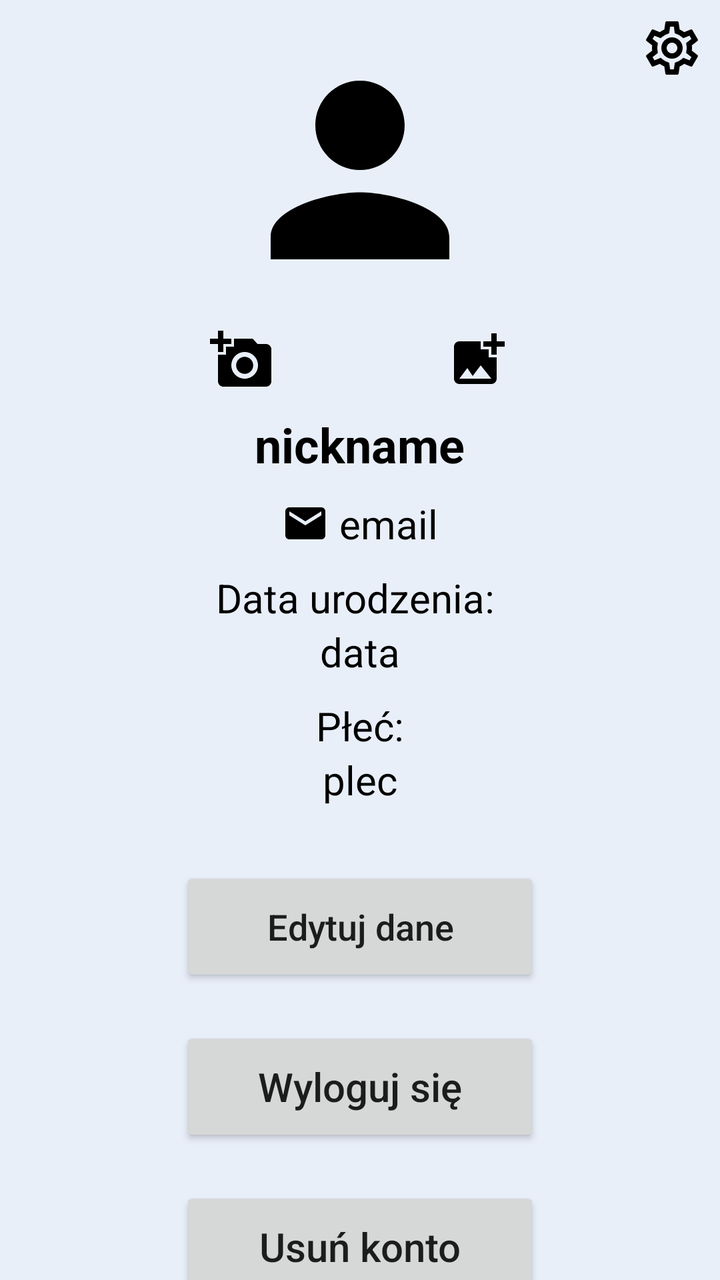
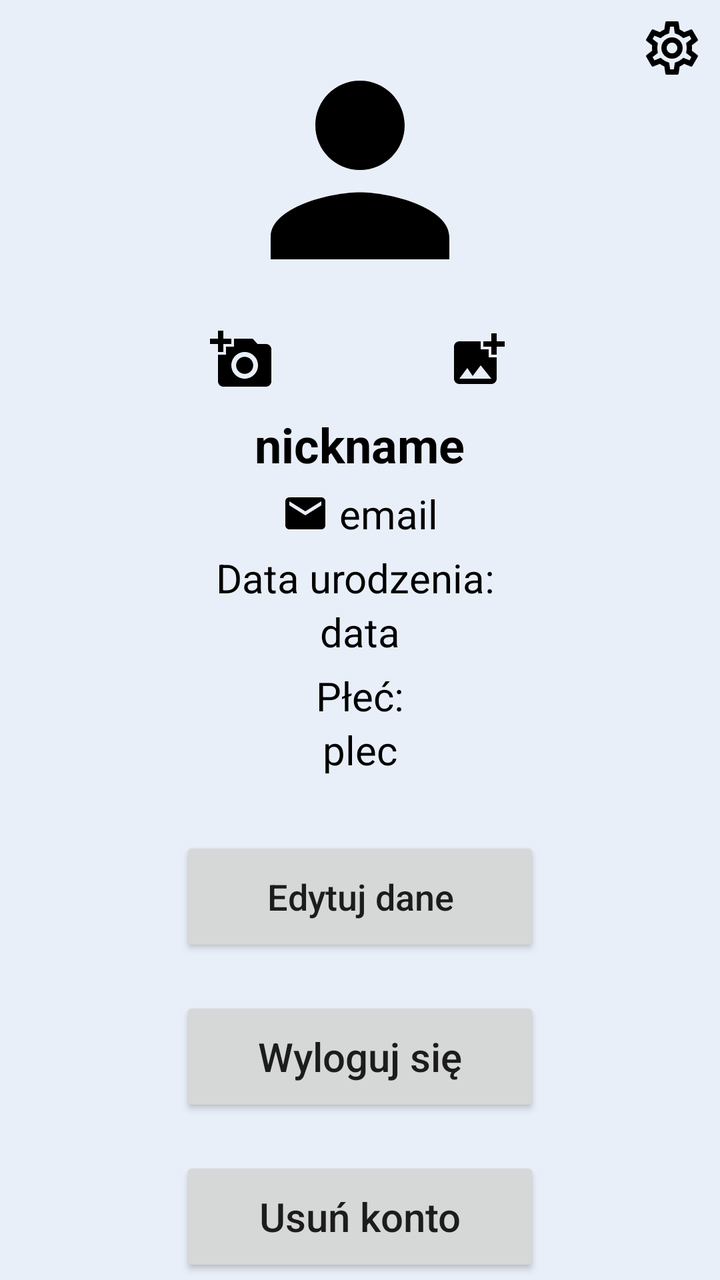

An Android layout rendered at two revisions. The XML below is the earlier revision; the diff shows what the commit changed to produce the second picture.
<!-- AndroidManifest.xml: application theme Theme.AppCompat.Light.NoActionBar -->
<!-- res/layout/fragment_profile.xml -->
<?xml version="1.0" encoding="utf-8"?>
<androidx.core.widget.NestedScrollView xmlns:android="http://schemas.android.com/apk/res/android"
    xmlns:app="http://schemas.android.com/apk/res-auto"
    xmlns:tools="http://schemas.android.com/tools"
    android:layout_width="match_parent"
    android:background="#E9EFF9"
    android:layout_height="match_parent">

    <androidx.constraintlayout.widget.ConstraintLayout
        android:layout_width="match_parent"
        android:layout_height="wrap_content">

        <ImageView
            android:id="@+id/settings"
            android:layout_width="48dp"
            android:layout_height="48dp"
            android:padding="8dp"
            android:scaleType="centerCrop"
            android:src="@drawable/outline_settings_24"
            app:layout_constraintEnd_toEndOf="parent"
            app:layout_constraintTop_toTopOf="parent" />


        <RelativeLayout
            android:id="@+id/picLay"
            android:layout_width="0dp"
            android:layout_height="wrap_content"
            android:gravity="center"
            android:orientation="horizontal"
            app:layout_constraintEnd_toEndOf="parent"
            app:layout_constraintHorizontal_bias="0.0"
            app:layout_constraintStart_toStartOf="parent"
            app:layout_constraintTop_toTopOf="parent">

            <ImageView
                android:id="@+id/recImage"
                android:layout_width="150dp"
                android:layout_height="150dp"
                android:layout_marginTop="10dp"
                android:layout_gravity="center"
                android:padding="8dp"
                android:scaleType="centerCrop"
                android:src="@drawable/baseline_person_24" />
            <ImageView
                android:id="@+id/addPictureBtn"
                android:layout_width="32dp"
                android:layout_height="32dp"
                android:layout_marginTop="4dp"
                android:layout_marginEnd="8dp"
                android:src="@drawable/baseline_add_a_photo_24"
                android:layout_below="@id/recImage"
                android:foregroundGravity="center"/>
            <ImageView
                android:id="@+id/chooseAvatarBtn"
                android:layout_width="32dp"
                android:layout_height="32dp"
                android:layout_marginTop="4dp"
                android:layout_marginLeft="118dp"
                android:src="@drawable/baseline_add_photo_alternate_24"
                android:layout_below="@id/recImage"
                android:foregroundGravity="center"/>
        </RelativeLayout>



        <LinearLayout
            android:id="@+id/linLay"
            android:layout_width="0dp"
            android:layout_height="wrap_content"
            android:layout_below="@id/picLay"
            android:layout_marginTop="10dp"
            android:orientation="horizontal"
            android:gravity="center"
            app:layout_constraintTop_toBottomOf="@id/picLay"
            app:layout_constraintStart_toStartOf="parent"
            app:layout_constraintEnd_toEndOf="parent">

            <TextView
                android:id="@+id/nickname"
                android:layout_width="wrap_content"
                android:layout_height="wrap_content"
                android:text="nickname"
                android:textColor="@color/black"
                android:textStyle="bold"
                android:textSize="24sp" />
        </LinearLayout>

        <LinearLayout
            android:id="@+id/email1"
            android:layout_width="0dp"
            android:layout_height="wrap_content"
            android:layout_below="@id/linLay"
            android:layout_marginTop="10dp"
            android:orientation="horizontal"
            android:gravity="center"
            app:layout_constraintTop_toBottomOf="@id/linLay"
            app:layout_constraintStart_toStartOf="parent"
            app:layout_constraintEnd_toEndOf="parent">

            <ImageView
                android:layout_width="wrap_content"
                android:layout_height="wrap_content"
                android:src="@drawable/baseline_email_24" />

            <TextView
                android:id="@+id/email"
                android:layout_width="wrap_content"
                android:layout_height="wrap_content"
                android:text="email"
                android:textColor="@color/black"
                android:gravity="center"
                android:layout_marginLeft="5dp"
                android:textSize="20dp"
                android:layout_below="@id/linLay"/>
        </LinearLayout>


        <TextView
            android:id="@+id/birthdate"
            android:layout_width="0dp"
            android:layout_height="wrap_content"
            android:layout_marginTop="10dp"
            android:text="Data urodzenia: "
            android:textColor="@color/black"
            android:gravity="center"
            android:textSize="20dp"
            app:layout_constraintTop_toBottomOf="@id/email1"
            app:layout_constraintStart_toStartOf="parent"
            app:layout_constraintEnd_toEndOf="parent" />

        <TextView
            android:id="@+id/birthdate2"
            android:layout_width="0dp"
            android:layout_height="wrap_content"
            android:textColor="@color/black"
            android:text="data"
            android:gravity="center"
            android:textSize="20dp"
            app:layout_constraintTop_toBottomOf="@id/birthdate"
            app:layout_constraintStart_toStartOf="parent"
            app:layout_constraintEnd_toEndOf="parent" />

        <TextView
            android:id="@+id/gender"
            android:layout_width="0dp"
            android:layout_height="wrap_content"
            android:text="Płeć:"
            android:textColor="@color/black"
            android:layout_marginTop="10dp"
            android:gravity="center"
            android:textSize="20dp"
            app:layout_constraintTop_toBottomOf="@id/birthdate2"
            app:layout_constraintStart_toStartOf="parent"
            app:layout_constraintEnd_toEndOf="parent" />

        <TextView
            android:id="@+id/gender2"
            android:layout_width="0dp"
            android:layout_height="wrap_content"
            android:text="plec"
            android:gravity="center"
            android:textColor="@color/black"
            android:textSize="20dp"
            app:layout_constraintTop_toBottomOf="@id/gender"
            app:layout_constraintStart_toStartOf="parent"
            app:layout_constraintEnd_toEndOf="parent" />



        <Button
            android:id="@+id/buttonGoToEdit"
            android:layout_width="180dp"
            android:layout_height="60dp"
            android:layout_marginTop="30dp"
            android:gravity="center"
            android:text="Edytuj dane"
            android:textAllCaps="false"
            android:textSize="18dp"
            app:layout_constraintTop_toBottomOf="@id/gender2"
            app:layout_constraintStart_toStartOf="parent"
            app:layout_constraintEnd_toEndOf="parent" />

        <Button
            android:id="@+id/buttonLogOut"
            android:layout_width="180dp"
            android:layout_height="60dp"
            android:layout_marginTop="20dp"
            android:gravity="center"
            android:text="Wyloguj się"
            android:textAllCaps="false"
            android:textSize="20dp"
            app:layout_constraintTop_toBottomOf="@id/buttonGoToEdit"
            app:layout_constraintStart_toStartOf="parent"
            app:layout_constraintEnd_toEndOf="parent" />

        <Button
            android:id="@+id/buttonDeleteAccount"
            android:layout_width="180dp"
            android:layout_height="60dp"
            android:layout_marginTop="20dp"
            android:textAllCaps="false"
            android:textSize="20dp"
            android:text="Usuń konto"
            app:layout_constraintTop_toBottomOf="@id/buttonLogOut"
            app:layout_constraintStart_toStartOf="parent"
            app:layout_constraintEnd_toEndOf="parent" />

    </androidx.constraintlayout.widget.ConstraintLayout>
</androidx.core.widget.NestedScrollView>
<!-- resources referenced by this layout -->
<resources>
  <color name="black">#FF000000</color>
  <!-- drawable baseline_add_a_photo_24 (drawable) -->
  <vector android:height="24dp" android:tint="#000000"
      android:viewportHeight="24" android:viewportWidth="24"
      android:width="24dp" xmlns:android="http://schemas.android.com/apk/res/android">
      <path android:fillColor="@android:color/white" android:pathData="M3,4V1h2v3h3v2H5v3H3V6H0V4H3zM6,10V7h3V4h7l1.83,2H21c1.1,0 2,0.9 2,2v12c0,1.1 -0.9,2 -2,2H5c-1.1,0 -2,-0.9 -2,-2V10H6zM13,19c2.76,0 5,-2.24 5,-5s-2.24,-5 -5,-5s-5,2.24 -5,5S10.24,19 13,19zM9.8,14c0,1.77 1.43,3.2 3.2,3.2s3.2,-1.43 3.2,-3.2s-1.43,-3.2 -3.2,-3.2S9.8,12.23 9.8,14z"/>
  </vector>
  <!-- drawable baseline_add_photo_alternate_24 (drawable) -->
  <vector android:height="24dp" android:tint="#000000"
      android:viewportHeight="24" android:viewportWidth="24"
      android:width="24dp" xmlns:android="http://schemas.android.com/apk/res/android">
      <path android:fillColor="@android:color/white" android:pathData="M19,7v2.99s-1.99,0.01 -2,0L17,7h-3s0.01,-1.99 0,-2h3L17,2h2v3h3v2h-3zM16,11L16,8h-3L13,5L5,5c-1.1,0 -2,0.9 -2,2v12c0,1.1 0.9,2 2,2h12c1.1,0 2,-0.9 2,-2v-8h-3zM5,19l3,-4 2,3 3,-4 4,5L5,19z"/>
  </vector>
  <!-- drawable baseline_email_24 (drawable) -->
  <vector android:height="24dp" android:tint="#000000"
      android:viewportHeight="24" android:viewportWidth="24"
      android:width="24dp" xmlns:android="http://schemas.android.com/apk/res/android">
      <path android:fillColor="@android:color/white" android:pathData="M20,4L4,4c-1.1,0 -1.99,0.9 -1.99,2L2,18c0,1.1 0.9,2 2,2h16c1.1,0 2,-0.9 2,-2L22,6c0,-1.1 -0.9,-2 -2,-2zM20,8l-8,5 -8,-5L4,6l8,5 8,-5v2z"/>
  </vector>
  <!-- drawable baseline_person_24 (drawable) -->
  <vector android:height="24dp" android:tint="#000000"
      android:viewportHeight="24" android:viewportWidth="24"
      android:width="24dp" xmlns:android="http://schemas.android.com/apk/res/android">
      <path android:fillColor="@android:color/white" android:pathData="M12,12c2.21,0 4,-1.79 4,-4s-1.79,-4 -4,-4 -4,1.79 -4,4 1.79,4 4,4zM12,14c-2.67,0 -8,1.34 -8,4v2h16v-2c0,-2.66 -5.33,-4 -8,-4z"/>
  </vector>
  <!-- drawable outline_settings_24: vector/xml drawable (drawable, 2025 chars, omitted) -->
</resources>

<!-- the commit's change to res/layout/fragment_profile.xml (unified diff, before → after) -->
@@ -90,7 +90,7 @@
             android:layout_width="0dp"
             android:layout_height="wrap_content"
             android:layout_below="@id/linLay"
-            android:layout_marginTop="10dp"
+            android:layout_marginTop="5dp"
             android:orientation="horizontal"
             android:gravity="center"
             app:layout_constraintTop_toBottomOf="@id/linLay"
@@ -119,7 +119,7 @@
             android:id="@+id/birthdate"
             android:layout_width="0dp"
             android:layout_height="wrap_content"
-            android:layout_marginTop="10dp"
+            android:layout_marginTop="5dp"
             android:text="Data urodzenia: "
             android:textColor="@color/black"
             android:gravity="center"
@@ -146,7 +146,7 @@
             android:layout_height="wrap_content"
             android:text="Płeć:"
             android:textColor="@color/black"
-            android:layout_marginTop="10dp"
+            android:layout_marginTop="5dp"
             android:gravity="center"
             android:textSize="20dp"
             app:layout_constraintTop_toBottomOf="@id/birthdate2"
